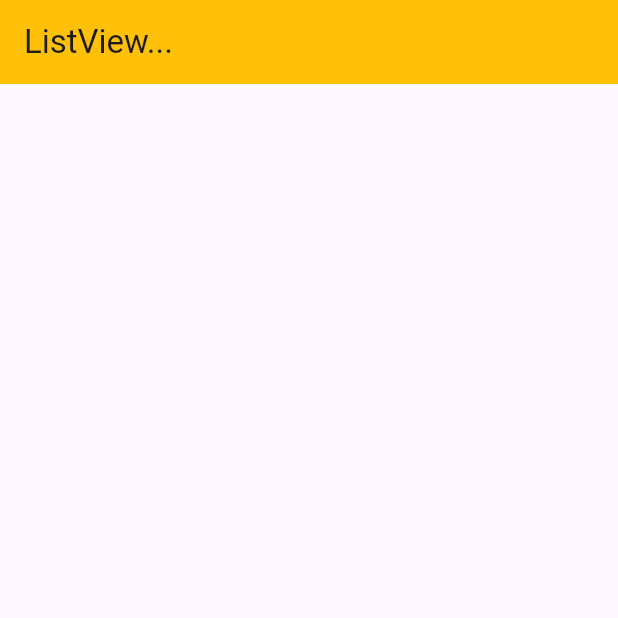
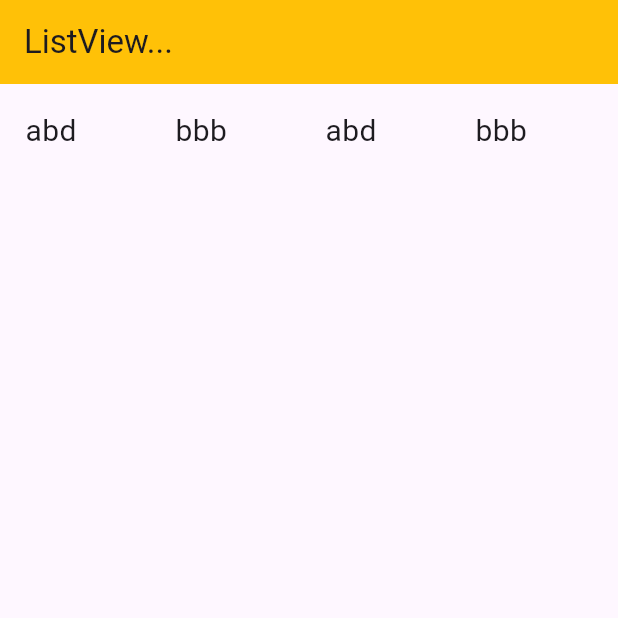
Before and after one commit to mfahidj/Listview_all_about, a Flutter app: the screen it shows after launch, on a phone screen of 412 x 824 dp, the top half of it. Run offline on Flutter 3.47's test engine with Material 3 defaults, Android fonts, the phone set to English and light mode, and no system bars.

Commit message:
Listview with Builder

```diff
--- a/lib/main.dart
+++ b/lib/main.dart
@@ -29,6 +29,8 @@ class MyHomePage extends StatefulWidget {
 }
 
 class _MyHomePageState extends State<MyHomePage> {
+  var _names = ['abd','bbb','abd','bbb','abd','bbb','abd','bbb','abd','bbb',];
+
 
   @override
   Widget build(BuildContext context) {
@@ -37,6 +39,67 @@ class _MyHomePageState extends State<MyHomePage> {
         backgroundColor: Colors.amber,
         title: const Text('ListView...'),
       ),
+        //reverse: true,
+        /*children:  const [
+          Padding(
+            padding: EdgeInsets.all(16.0),
+            child: Text('One', style: TextStyle(fontSize: 20,fontWeight: FontWeight.w400),),
+          ),
+          Padding(
+            padding: EdgeInsets.all(16.0),
+            child: Text('two', style: TextStyle(fontSize: 20,fontWeight: FontWeight.w400),),
+          ),
+          Padding(
+            padding: EdgeInsets.all(16.0),
+            child: Text('three', style: TextStyle(fontSize: 20,fontWeight: FontWeight.w400),),
+          ),
+          Padding(
+            padding: EdgeInsets.all(16.0),
+            child: Text('four', style: TextStyle(fontSize: 20,fontWeight: FontWeight.w400),),
+          ),
+          Padding(
+            padding: EdgeInsets.all(16.0),
+            child: Text('five', style: TextStyle(fontSize: 20,fontWeight: FontWeight.w400),),
+          ),
+          Padding(
+            padding: EdgeInsets.all(16.0),
+            child: Text('six', style: TextStyle(fontSize: 20,fontWeight: FontWeight.w400),),
+          ),
+          Padding(
+            padding: EdgeInsets.all(16.0),
+            child: Text('seven', style: TextStyle(fontSize: 20,fontWeight: FontWeight.w400),),
+          ),
+          Padding(
+            padding: EdgeInsets.all(16.0),
+            child: Text('eight', style: TextStyle(fontSize: 20,fontWeight: FontWeight.w400),),
+          ),
+          Padding(
+            padding: EdgeInsets.all(16.0),
+            child: Text('nine', style: TextStyle(fontSize: 20,fontWeight: FontWeight.w400),),
+          ),
+          Padding(
+            padding: EdgeInsets.all(16.0),
+            child: Text('ten', style: TextStyle(fontSize: 20,fontWeight: FontWeight.w400),),
+          ),
+
+
+        ],*/
+        // ListView builder method
+      body: ListView.builder(itemBuilder: itemBuilder,
+      itemCount: _names.length,
+        scrollDirection: Axis.horizontal,
+        itemExtent: 100.0,
+      ),
+
     );
   }
+
+  Widget? itemBuilder(BuildContext context, int index) {
+
+    return  Padding(padding: EdgeInsets.all(16.9),
+        child: Text(_names[index], style: TextStyle(fontSize: 20,fontWeight: FontWeight.w400))
+    );
+
+  }
+
 }
```
